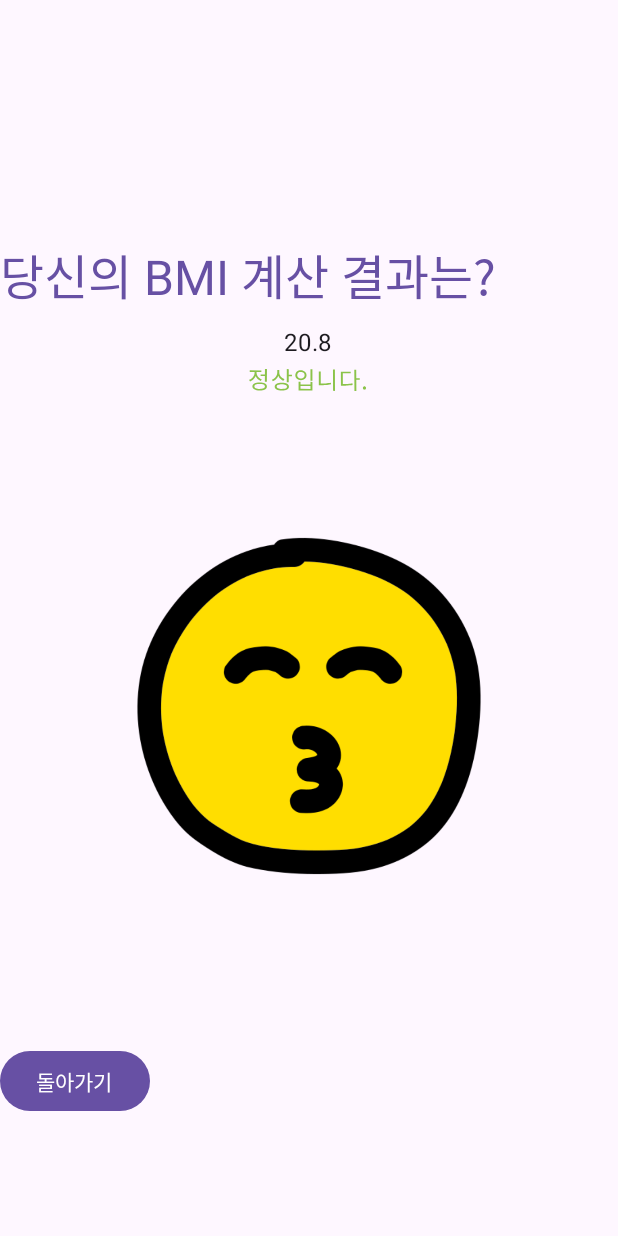
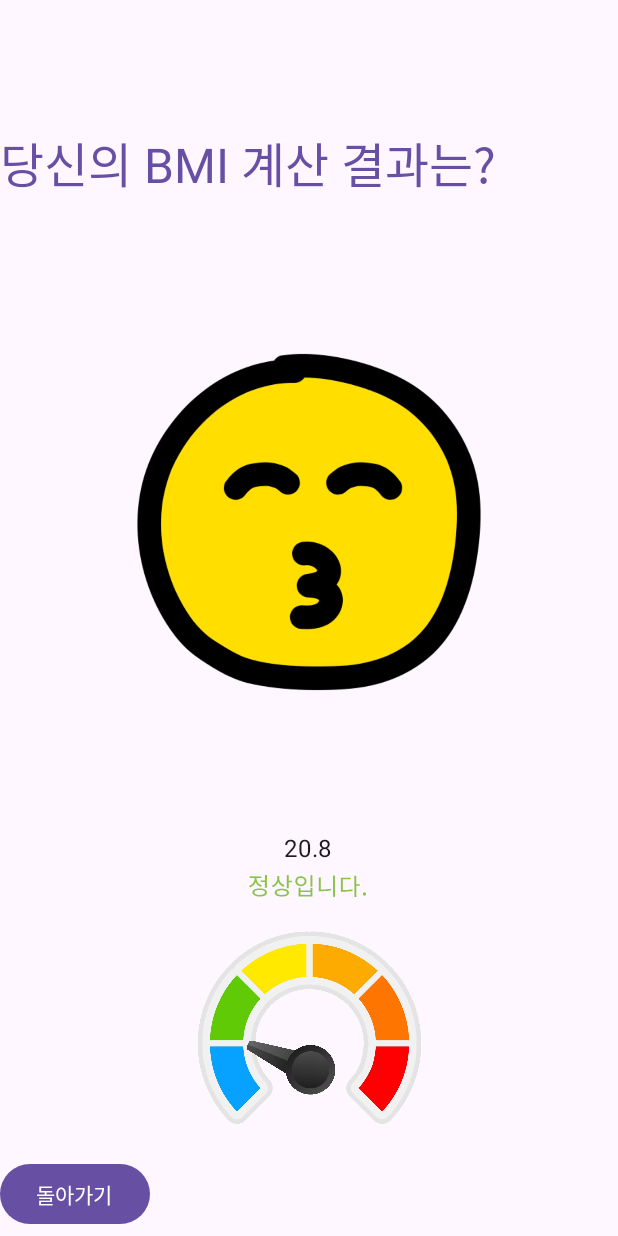
Before and after one commit to sunjoolee/BMI-Calculator, an Android app built with Jetpack Compose: the @Preview function ResultScreenPreview, on a phone screen of 412 x 824 dp. Run offline under Robolectric (Android 15) with nearby library versions, the phone set to English and light mode, and no system bars.

Commit message:
[Feat] Feat BMI result instrument panel animation
Hard code arrow's position
Feat arrow rotation degree transition

```diff
--- a/app/src/main/java/com/sunjoolee/sparta_week1_bmi/result/ResultScreen.kt
+++ b/app/src/main/java/com/sunjoolee/sparta_week1_bmi/result/ResultScreen.kt
@@ -1,42 +1,43 @@
 package com.sunjoolee.sparta_week1_bmi.result
 
-import android.util.Log
 import androidx.annotation.DrawableRes
 import androidx.compose.animation.core.MutableTransitionState
 import androidx.compose.animation.core.RepeatMode
 import androidx.compose.animation.core.animateFloat
 import androidx.compose.animation.core.infiniteRepeatable
 import androidx.compose.animation.core.rememberInfiniteTransition
-import androidx.compose.animation.core.rememberTransition
 import androidx.compose.animation.core.tween
 import androidx.compose.animation.core.updateTransition
 import androidx.compose.foundation.Image
 import androidx.compose.foundation.clickable
 import androidx.compose.foundation.layout.Arrangement
+import androidx.compose.foundation.layout.Box
 import androidx.compose.foundation.layout.Column
 import androidx.compose.foundation.layout.fillMaxSize
 import androidx.compose.foundation.layout.fillMaxWidth
+import androidx.compose.foundation.layout.height
 import androidx.compose.foundation.layout.padding
 import androidx.compose.foundation.layout.paddingFromBaseline
+import androidx.compose.foundation.layout.width
 import androidx.compose.material3.Button
 import androidx.compose.material3.MaterialTheme
 import androidx.compose.material3.Surface
 import androidx.compose.material3.Text
 import androidx.compose.runtime.Composable
 import androidx.compose.runtime.LaunchedEffect
-import androidx.compose.runtime.getValue
 import androidx.compose.runtime.remember
 import androidx.compose.ui.Alignment
 import androidx.compose.ui.Modifier
 import androidx.compose.ui.draw.clipToBounds
+import androidx.compose.ui.draw.scale
 import androidx.compose.ui.graphics.Color
+import androidx.compose.ui.graphics.TransformOrigin
 import androidx.compose.ui.graphics.graphicsLayer
 import androidx.compose.ui.platform.LocalContext
 import androidx.compose.ui.res.painterResource
 import androidx.compose.ui.tooling.preview.Preview
 import androidx.compose.ui.unit.dp
 import com.sunjoolee.sparta_week1_bmi.R
-import kotlinx.coroutines.delay
 
 
 @Composable
@@ -93,20 +94,22 @@ fun ResultContent(
         modifier = modifier.fillMaxWidth(),
         horizontalAlignment = Alignment.CenterHorizontally,
     ) {
-        with(resultScreenStateHolder.getBmiValue()) {
-            if (this.isNotBlank()) Text(text = this)
-        }
+        PulsingImage(resultScreenStateHolder.bmiEmojiId)
+
+        Text(text = resultScreenStateHolder.getBmiValue())
+
         RotatingText(
             text = LocalContext.current.getString(resultScreenStateHolder.bmiInfoId),
             textColor = LocalContext.current.getColor(resultScreenStateHolder.bmiInfoTextColorId)
         )
-        PulsingImage(resultScreenStateHolder.bmiEmojiId)
+
+        ResultPanel(targetDegree = resultScreenStateHolder.resultPanelTargetDegree)
     }
 }
 
 enum class RotationState {
-    BeforeRotation,
-    AfterRotation
+    BEFORE,
+    AFTER
 }
 
 @Composable
@@ -114,9 +117,9 @@ fun RotatingText(
     text: String,
     textColor: Int
 ) {
-    val textRotationState = remember { MutableTransitionState(RotationState.BeforeRotation) }
+    val textRotationState = remember { MutableTransitionState(RotationState.BEFORE) }
     LaunchedEffect(Unit) {
-        textRotationState.targetState = RotationState.AfterRotation
+        textRotationState.targetState = RotationState.AFTER
     }
 
     val rotationTransition = updateTransition(
@@ -130,8 +133,8 @@ fun RotatingText(
         },
         targetValueByState = { state ->
             when (state) {
-                RotationState.BeforeRotation -> 360F
-                RotationState.AfterRotation -> 0F
+                RotationState.BEFORE -> 360F
+                RotationState.AFTER -> 0F
             }
         }
     )
@@ -146,8 +149,9 @@ fun RotatingText(
             )
             .clickable {
                 with(textRotationState) {
-                    targetState = if(currentState == RotationState.AfterRotation) RotationState.BeforeRotation
-                    else RotationState.AfterRotation
+                    targetState =
+                        if (currentState == RotationState.AFTER) RotationState.BEFORE
+                        else RotationState.AFTER
                 }
             }
     )
@@ -193,6 +197,65 @@ fun BackButton(
     }
 }
 
+
+enum class ResultPanelState {
+    BEFORE,
+    AFTER
+}
+
+@Composable
+fun ResultPanel(
+    modifier: Modifier = Modifier,
+    targetDegree: Float
+) {
+    val resultPanelState = remember { MutableTransitionState(ResultPanelState.BEFORE) }
+    LaunchedEffect(Unit) {
+        resultPanelState.targetState = ResultPanelState.AFTER
+    }
+
+    val panelTransition = updateTransition(
+        transitionState = resultPanelState, label = "rotate_panel"
+    )
+    val panelDegree = panelTransition.animateFloat(
+        label = "rotate_panel",
+        transitionSpec = { tween(1500) },
+        targetValueByState = { state ->
+            when (state) {
+                ResultPanelState.BEFORE -> -225F
+                ResultPanelState.AFTER -> targetDegree
+            }
+        }
+    )
+
+    Box(
+        modifier = modifier
+            .width(150.dp)
+            .height(150.dp)
+    ) {
+        Image(
+            painter = painterResource(id = R.drawable.result_panel),
+            contentDescription = "",
+            modifier = modifier.align(Alignment.BottomCenter)
+        )
+        Image(
+            painter = painterResource(id = R.drawable.result_panel_arrow),
+            contentDescription = "",
+            modifier = modifier
+                .align(Alignment.BottomCenter)
+                .padding(start = 32.dp)
+                .scale(0.5F)
+                .graphicsLayer(
+                    rotationZ = panelDegree.value,
+                    transformOrigin = TransformOrigin(
+                        pivotFractionX = 0.26F,
+                        pivotFractionY = 0.44F
+                    )
+                )
+        )
+    }
+}
+
+
 @Preview(showBackground = true)
 @Composable
 fun ResultScreenPreview() {
--- a/app/src/main/java/com/sunjoolee/sparta_week1_bmi/result/ResultScreenStateHolder.kt
+++ b/app/src/main/java/com/sunjoolee/sparta_week1_bmi/result/ResultScreenStateHolder.kt
@@ -19,6 +19,8 @@ class ResultScreenStateHolder(height: Float, weight: Float) {
     @DrawableRes
     var bmiEmojiId: Int = 0
 
+    var resultPanelTargetDegree:Float = 0.0F
+
     init {
         Log.d("ResultScreenStateHolder", "height: $height, weight: $weight")
         bmi = (weight / (height * height) * 10000F).run { round(this * 10.0F) / 10.0F }
@@ -29,36 +31,42 @@ class ResultScreenStateHolder(height: Float, weight: Float) {
                 bmiInfoId = R.string.result_level_under
                 bmiInfoTextColorId = R.color.level1_text_color
                 bmiEmojiId = R.drawable.result_bmi_under
+                resultPanelTargetDegree = -225F
             }
 
             in 18.5..24.9 -> {
                 bmiInfoId = R.string.result_level_normal
                 bmiInfoTextColorId = R.color.level2_text_color
                 bmiEmojiId = R.drawable.result_bmi_normal
+                resultPanelTargetDegree = -180F
             }
 
             in 25.0..29.9 -> {
                 bmiInfoId = R.string.result_level_over
                 bmiInfoTextColorId = R.color.level3_text_color
                 bmiEmojiId = R.drawable.result_bmi_over
+                resultPanelTargetDegree = -135F
             }
 
             in 30.0..39.9 -> {
                 bmiInfoId = R.string.result_level_obese
                 bmiInfoTextColorId = R.color.level4_text_color
                 bmiEmojiId = R.drawable.result_bmi_obese
+                resultPanelTargetDegree = -90F
             }
 
             in 40.0F .. Float.MAX_VALUE -> {
                 bmiInfoId = R.string.result_level_extreme
                 bmiInfoTextColorId = R.color.level5_text_color
                 bmiEmojiId = R.drawable.result_bmi_extreme
+                resultPanelTargetDegree = -45F
             }
 
             else -> { // not reached
                 bmiInfoId = R.string.result_level_wrong
                 bmiInfoTextColorId = R.color.level5_text_color
                 bmiEmojiId = R.drawable.result_bmi_extreme
+                resultPanelTargetDegree = 0.0F
             }
         }
     }
```
Also changed, not shown: app/src/main/res/drawable/result_panel.png (added), app/src/main/res/drawable/result_panel_arrow.png (added).
